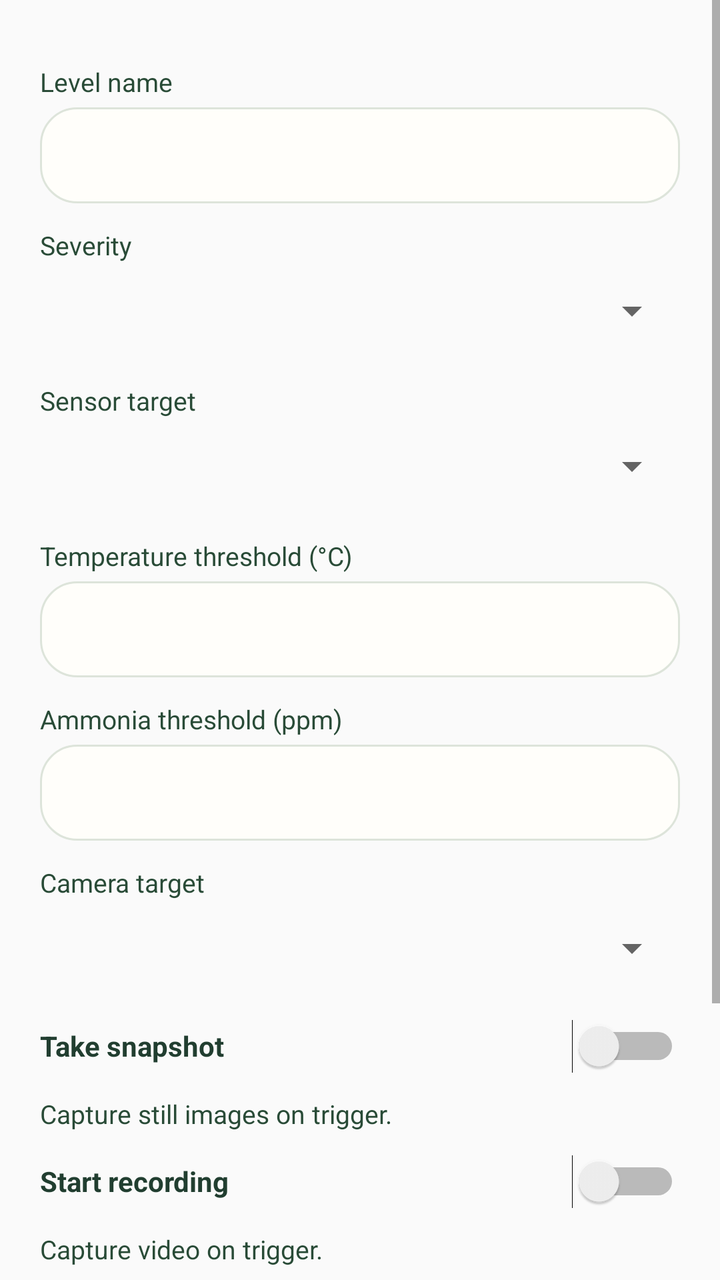
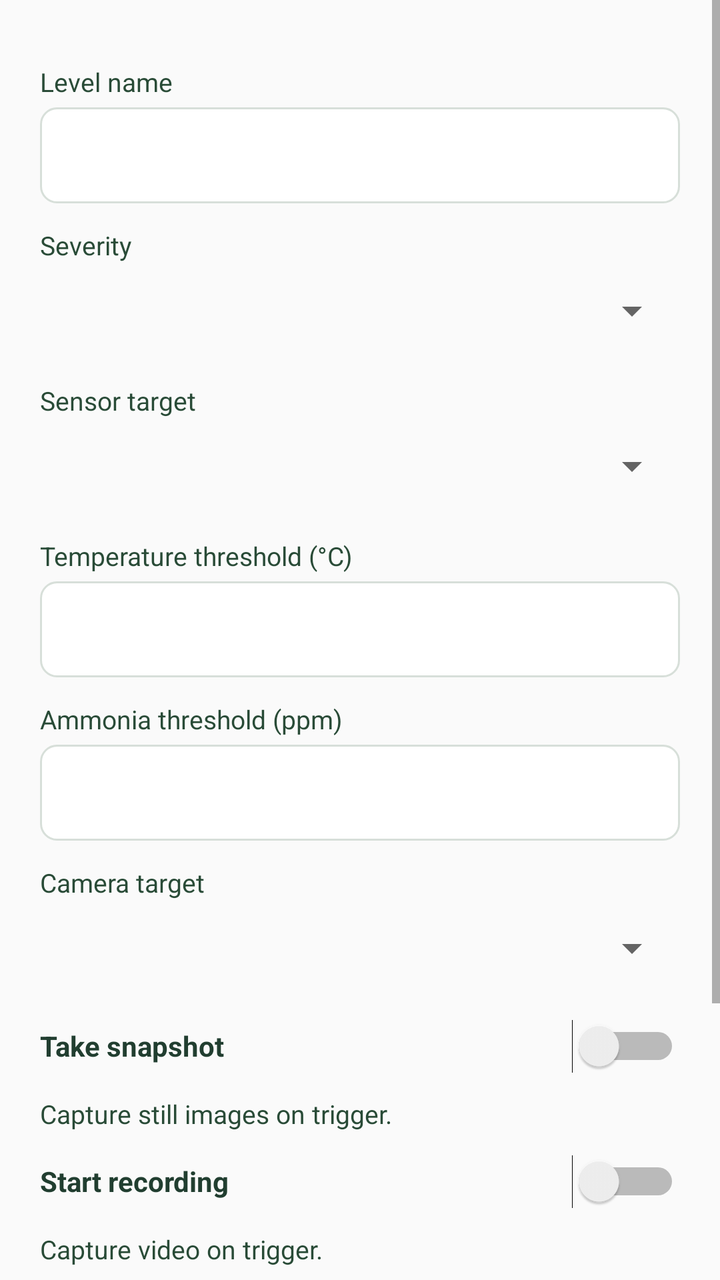

Two renders of the same Android screen: before a commit and after it. Below are the layout's source before the change and the commit's diff.
<!-- AndroidManifest.xml: application theme Theme.HogWatch -->
<!-- res/layout/dialog_alert_level.xml -->
<ScrollView xmlns:android="http://schemas.android.com/apk/res/android" android:layout_width="match_parent" android:layout_height="wrap_content">
<LinearLayout android:layout_width="match_parent" android:layout_height="wrap_content" android:orientation="vertical" android:padding="20dp">
<TextView android:layout_width="match_parent" android:layout_height="wrap_content" android:text="Level name" android:textSize="13sp" android:textColor="#294B37" android:labelFor="@+id/level_name" android:layout_marginTop="12dp"/>
<EditText android:id="@+id/level_name" android:layout_width="match_parent" android:layout_height="wrap_content" android:minHeight="48dp" android:layout_marginTop="4dp" android:background="@drawable/card" android:padding="10dp" android:textSize="16sp" android:singleLine="true" android:inputType="textCapWords" android:hint=""/>
<TextView android:layout_width="match_parent" android:layout_height="wrap_content" android:text="Severity" android:textSize="13sp" android:textColor="#294B37" android:layout_marginTop="12dp" android:labelFor="@+id/severity"/>
<Spinner android:id="@+id/severity" android:layout_width="match_parent" android:layout_height="wrap_content" android:minHeight="48dp"/>
<TextView android:layout_width="match_parent" android:layout_height="wrap_content" android:text="Sensor target" android:textSize="13sp" android:textColor="#294B37" android:layout_marginTop="12dp" android:labelFor="@+id/sensor_target"/>
<Spinner android:id="@+id/sensor_target" android:layout_width="match_parent" android:layout_height="wrap_content" android:minHeight="48dp"/>
<TextView android:layout_width="match_parent" android:layout_height="wrap_content" android:text="Temperature threshold (°C)" android:textSize="13sp" android:textColor="#294B37" android:labelFor="@+id/temp_limit" android:layout_marginTop="12dp"/>
<EditText android:id="@+id/temp_limit" android:layout_width="match_parent" android:layout_height="wrap_content" android:minHeight="48dp" android:layout_marginTop="4dp" android:background="@drawable/card" android:padding="10dp" android:textSize="16sp" android:singleLine="true" android:inputType="numberSigned|numberDecimal" android:hint=""/>
<TextView android:layout_width="match_parent" android:layout_height="wrap_content" android:text="Ammonia threshold (ppm)" android:textSize="13sp" android:textColor="#294B37" android:labelFor="@+id/gas_limit" android:layout_marginTop="12dp"/>
<EditText android:id="@+id/gas_limit" android:layout_width="match_parent" android:layout_height="wrap_content" android:minHeight="48dp" android:layout_marginTop="4dp" android:background="@drawable/card" android:padding="10dp" android:textSize="16sp" android:singleLine="true" android:inputType="number" android:hint=""/>
<TextView android:layout_width="match_parent" android:layout_height="wrap_content" android:text="Camera target" android:textSize="13sp" android:textColor="#294B37" android:layout_marginTop="12dp" android:labelFor="@+id/camera_target"/>
<Spinner android:id="@+id/camera_target" android:layout_width="match_parent" android:layout_height="wrap_content" android:minHeight="48dp"/>
<Switch android:id="@+id/take_snapshot" android:layout_width="match_parent" android:layout_height="wrap_content" android:minHeight="50dp" android:text="Take snapshot" android:textStyle="bold" android:textColor="#213E30" android:switchPadding="10dp"/>
<TextView android:layout_width="match_parent" android:layout_height="wrap_content" android:text="Capture still images on trigger." android:textSize="13sp" android:textColor="#294B37" />
<Switch android:id="@+id/record_video" android:layout_width="match_parent" android:layout_height="wrap_content" android:minHeight="50dp" android:text="Start recording" android:textStyle="bold" android:textColor="#213E30" android:switchPadding="10dp"/>
<TextView android:layout_width="match_parent" android:layout_height="wrap_content" android:text="Capture video on trigger." android:textSize="13sp" android:textColor="#294B37" />
<TextView android:layout_width="match_parent" android:layout_height="wrap_content" android:text="Snapshot limit" android:textSize="13sp" android:textColor="#294B37" android:labelFor="@+id/shot_count" android:layout_marginTop="12dp"/>
<EditText android:id="@+id/shot_count" android:layout_width="match_parent" android:layout_height="wrap_content" android:minHeight="48dp" android:layout_marginTop="4dp" android:background="@drawable/card" android:padding="10dp" android:textSize="16sp" android:singleLine="true" android:inputType="number" android:hint=""/>
<TextView android:layout_width="match_parent" android:layout_height="wrap_content" android:text="Seconds between snapshots" android:textSize="13sp" android:textColor="#294B37" android:labelFor="@+id/shot_spacing" android:layout_marginTop="12dp"/>
<EditText android:id="@+id/shot_spacing" android:layout_width="match_parent" android:layout_height="wrap_content" android:minHeight="48dp" android:layout_marginTop="4dp" android:background="@drawable/card" android:padding="10dp" android:textSize="16sp" android:singleLine="true" android:inputType="number" android:hint=""/>
</LinearLayout>
</ScrollView>
<!-- resources referenced by this layout -->
<resources>
  <!-- drawable card (drawable) -->
  <shape xmlns:android="http://schemas.android.com/apk/res/android"><solid android:color="#FFFEFA"/><corners android:radius="18dp"/><stroke android:width="1dp" android:color="#DDE4DA"/></shape>
  <style name="Theme.HogWatch" parent="@android:style/Theme.Material.Light.NoActionBar"><item name="android:statusBarColor">#F4F6F0</item><item name="android:navigationBarColor">#102A20</item><item name="android:colorAccent">#246849</item><item name="android:windowLightStatusBar">true</item></style>
</resources>

<!-- the commit's change to res/layout/dialog_alert_level.xml (unified diff, before → after) -->
@@ -1,15 +1,15 @@
 <ScrollView xmlns:android="http://schemas.android.com/apk/res/android" android:layout_width="match_parent" android:layout_height="wrap_content">
 <LinearLayout android:layout_width="match_parent" android:layout_height="wrap_content" android:orientation="vertical" android:padding="20dp">
 <TextView android:layout_width="match_parent" android:layout_height="wrap_content" android:text="Level name" android:textSize="13sp" android:textColor="#294B37" android:labelFor="@+id/level_name" android:layout_marginTop="12dp"/>
-<EditText android:id="@+id/level_name" android:layout_width="match_parent" android:layout_height="wrap_content" android:minHeight="48dp" android:layout_marginTop="4dp" android:background="@drawable/card" android:padding="10dp" android:textSize="16sp" android:singleLine="true" android:inputType="textCapWords" android:hint=""/>
+<EditText android:id="@+id/level_name" android:layout_width="match_parent" android:layout_height="wrap_content" android:minHeight="48dp" android:layout_marginTop="4dp" android:background="@drawable/action_surface" android:padding="10dp" android:textSize="16sp" android:singleLine="true" android:inputType="textCapWords" android:hint=""/>
 <TextView android:layout_width="match_parent" android:layout_height="wrap_content" android:text="Severity" android:textSize="13sp" android:textColor="#294B37" android:layout_marginTop="12dp" android:labelFor="@+id/severity"/>
 <Spinner android:id="@+id/severity" android:layout_width="match_parent" android:layout_height="wrap_content" android:minHeight="48dp"/>
 <TextView android:layout_width="match_parent" android:layout_height="wrap_content" android:text="Sensor target" android:textSize="13sp" android:textColor="#294B37" android:layout_marginTop="12dp" android:labelFor="@+id/sensor_target"/>
 <Spinner android:id="@+id/sensor_target" android:layout_width="match_parent" android:layout_height="wrap_content" android:minHeight="48dp"/>
 <TextView android:layout_width="match_parent" android:layout_height="wrap_content" android:text="Temperature threshold (°C)" android:textSize="13sp" android:textColor="#294B37" android:labelFor="@+id/temp_limit" android:layout_marginTop="12dp"/>
-<EditText android:id="@+id/temp_limit" android:layout_width="match_parent" android:layout_height="wrap_content" android:minHeight="48dp" android:layout_marginTop="4dp" android:background="@drawable/card" android:padding="10dp" android:textSize="16sp" android:singleLine="true" android:inputType="numberSigned|numberDecimal" android:hint=""/>
+<EditText android:id="@+id/temp_limit" android:layout_width="match_parent" android:layout_height="wrap_content" android:minHeight="48dp" android:layout_marginTop="4dp" android:background="@drawable/action_surface" android:padding="10dp" android:textSize="16sp" android:singleLine="true" android:inputType="numberSigned|numberDecimal" android:hint=""/>
 <TextView android:layout_width="match_parent" android:layout_height="wrap_content" android:text="Ammonia threshold (ppm)" android:textSize="13sp" android:textColor="#294B37" android:labelFor="@+id/gas_limit" android:layout_marginTop="12dp"/>
-<EditText android:id="@+id/gas_limit" android:layout_width="match_parent" android:layout_height="wrap_content" android:minHeight="48dp" android:layout_marginTop="4dp" android:background="@drawable/card" android:padding="10dp" android:textSize="16sp" android:singleLine="true" android:inputType="number" android:hint=""/>
+<EditText android:id="@+id/gas_limit" android:layout_width="match_parent" android:layout_height="wrap_content" android:minHeight="48dp" android:layout_marginTop="4dp" android:background="@drawable/action_surface" android:padding="10dp" android:textSize="16sp" android:singleLine="true" android:inputType="number" android:hint=""/>
 <TextView android:layout_width="match_parent" android:layout_height="wrap_content" android:text="Camera target" android:textSize="13sp" android:textColor="#294B37" android:layout_marginTop="12dp" android:labelFor="@+id/camera_target"/>
 <Spinner android:id="@+id/camera_target" android:layout_width="match_parent" android:layout_height="wrap_content" android:minHeight="48dp"/>
 <Switch android:id="@+id/take_snapshot" android:layout_width="match_parent" android:layout_height="wrap_content" android:minHeight="50dp" android:text="Take snapshot" android:textStyle="bold" android:textColor="#213E30" android:switchPadding="10dp"/>
@@ -17,8 +17,8 @@
 <Switch android:id="@+id/record_video" android:layout_width="match_parent" android:layout_height="wrap_content" android:minHeight="50dp" android:text="Start recording" android:textStyle="bold" android:textColor="#213E30" android:switchPadding="10dp"/>
 <TextView android:layout_width="match_parent" android:layout_height="wrap_content" android:text="Capture video on trigger." android:textSize="13sp" android:textColor="#294B37" />
 <TextView android:layout_width="match_parent" android:layout_height="wrap_content" android:text="Snapshot limit" android:textSize="13sp" android:textColor="#294B37" android:labelFor="@+id/shot_count" android:layout_marginTop="12dp"/>
-<EditText android:id="@+id/shot_count" android:layout_width="match_parent" android:layout_height="wrap_content" android:minHeight="48dp" android:layout_marginTop="4dp" android:background="@drawable/card" android:padding="10dp" android:textSize="16sp" android:singleLine="true" android:inputType="number" android:hint=""/>
+<EditText android:id="@+id/shot_count" android:layout_width="match_parent" android:layout_height="wrap_content" android:minHeight="48dp" android:layout_marginTop="4dp" android:background="@drawable/action_surface" android:padding="10dp" android:textSize="16sp" android:singleLine="true" android:inputType="number" android:hint=""/>
 <TextView android:layout_width="match_parent" android:layout_height="wrap_content" android:text="Seconds between snapshots" android:textSize="13sp" android:textColor="#294B37" android:labelFor="@+id/shot_spacing" android:layout_marginTop="12dp"/>
-<EditText android:id="@+id/shot_spacing" android:layout_width="match_parent" android:layout_height="wrap_content" android:minHeight="48dp" android:layout_marginTop="4dp" android:background="@drawable/card" android:padding="10dp" android:textSize="16sp" android:singleLine="true" android:inputType="number" android:hint=""/>
+<EditText android:id="@+id/shot_spacing" android:layout_width="match_parent" android:layout_height="wrap_content" android:minHeight="48dp" android:layout_marginTop="4dp" android:background="@drawable/action_surface" android:padding="10dp" android:textSize="16sp" android:singleLine="true" android:inputType="number" android:hint=""/>
 </LinearLayout>
 </ScrollView>
<!-- resource entries referenced after the edit -->
@@ -1,7 +1,7 @@
 <!-- resources referenced by this layout -->
 <resources>
-  <!-- drawable card (drawable) -->
-  <shape xmlns:android="http://schemas.android.com/apk/res/android"><solid android:color="#FFFEFA"/><corners android:radius="18dp"/><stroke android:width="1dp" android:color="#DDE4DA"/></shape>
+  <!-- drawable action_surface (drawable) -->
+  <ripple xmlns:android="http://schemas.android.com/apk/res/android" android:color="#183E7955"><item><selector><item android:state_enabled="false"><shape><solid android:color="#EEF0ED"/><corners android:radius="8dp"/></shape></item><item><shape><solid android:color="#FFFFFF"/><corners android:radius="8dp"/><stroke android:width="1dp" android:color="#D7DFD9"/></shape></item></selector></item></ripple>
   <style name="Theme.HogWatch" parent="@android:style/Theme.Material.Light.NoActionBar"><item name="android:statusBarColor">#F4F6F0</item><item name="android:navigationBarColor">#102A20</item><item name="android:colorAccent">#246849</item><item name="android:windowLightStatusBar">true</item></style>
 </resources>
 
